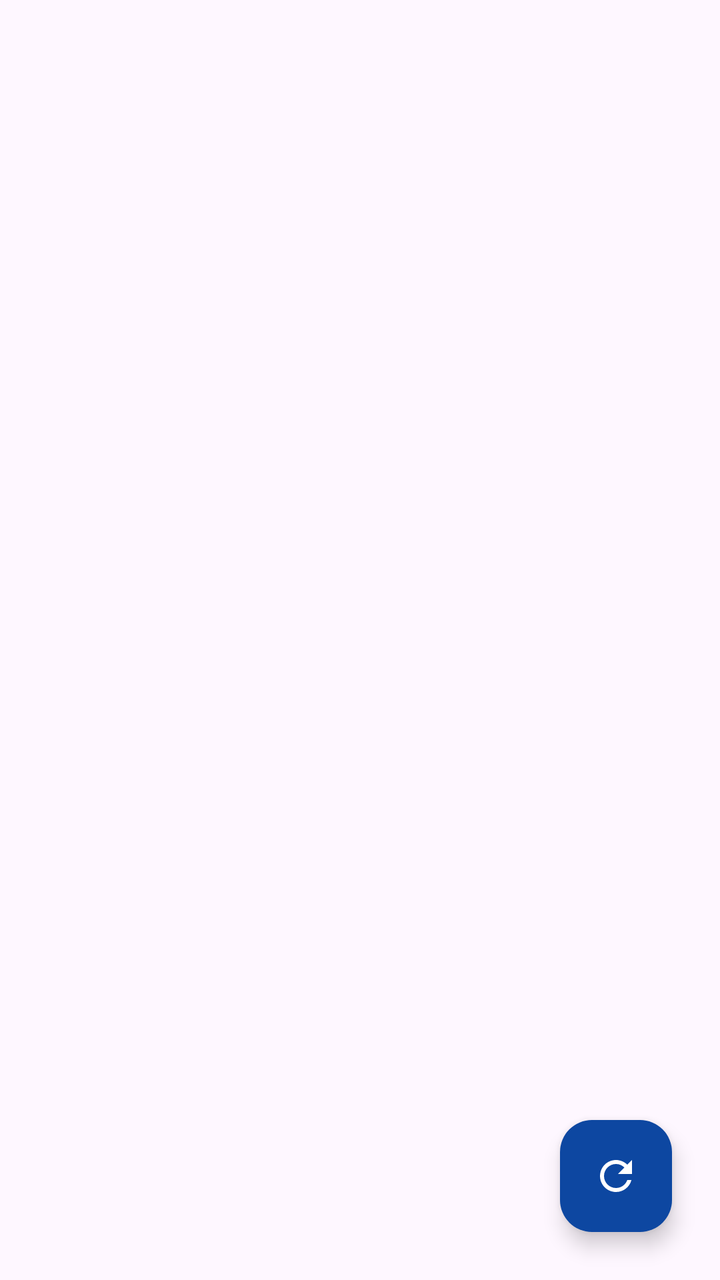
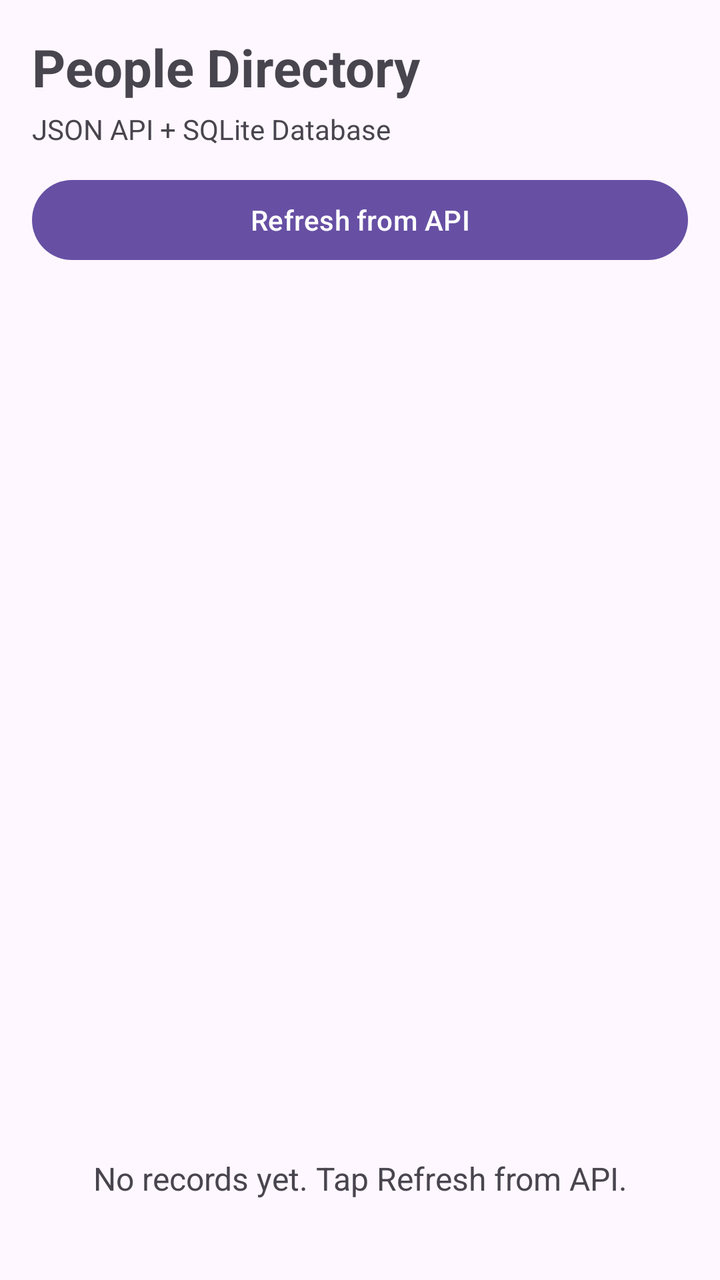

Two renders of the same Android screen: before a commit and after it. Below are the layout's source before the change and the commit's diff.
<!-- AndroidManifest.xml: application theme Theme.Mad_24012011013_PRACTICAL7 -->
<!-- res/layout/activity_main.xml -->
<?xml version="1.0" encoding="utf-8"?>
<RelativeLayout xmlns:android="http://schemas.android.com/apk/res/android"
    xmlns:app="http://schemas.android.com/apk/res-auto"
    android:id="@+id/main"
    android:layout_width="match_parent"
    android:layout_height="match_parent">

    <androidx.recyclerview.widget.RecyclerView
        android:id="@+id/recycler_view"
        android:layout_width="match_parent"
        android:layout_height="match_parent"
        android:clipToPadding="false"
        android:paddingBottom="80dp" />

    <com.google.android.material.floatingactionbutton.FloatingActionButton
        android:id="@+id/btn_refresh"
        android:layout_width="wrap_content"
        android:layout_height="wrap_content"
        android:layout_alignParentEnd="true"
        android:layout_alignParentBottom="true"
        android:layout_margin="24dp"
        android:contentDescription="@string/app_name"
        android:src="@drawable/ic_refresh"
        app:backgroundTint="#0D47A1"
        app:tint="#FFFFFF" />

</RelativeLayout>
<!-- resources referenced by this layout -->
<resources>
  <!-- drawable ic_refresh (drawable) -->
  <vector xmlns:android="http://schemas.android.com/apk/res/android"
      android:width="24dp"
      android:height="24dp"
      android:viewportWidth="24"
      android:viewportHeight="24">
      <path
          android:fillColor="#FFFFFFFF"
          android:pathData="M17.65,6.35C16.2,4.9 14.21,4 12,4c-4.42,0 -7.99,3.58 -7.99,8s3.57,8 7.99,8c3.73,0 6.84,-2.55 7.73,-6h-2.08c-0.82,2.33 -3.04,4 -5.65,4 -3.31,0 -6,-2.69 -6,-6s2.69,-6 6,-6c1.66,0 3.14,0.69 4.22,1.78L13,11h7V4l-2.35,2.35z" />
  </vector>
  <string name="app_name">Mad_24012011013_PRACTICAL7</string>
  <style name="Theme.Mad_24012011013_PRACTICAL7" parent="Base.Theme.Mad_24012011013_PRACTICAL7" />
  <style name="Base.Theme.Mad_24012011013_PRACTICAL7" parent="Theme.Material3.DayNight.NoActionBar">
          
          
      </style>
</resources>

<!-- the commit's change to res/layout/activity_main.xml (unified diff, before → after) -->
@@ -1,27 +1,51 @@
 <?xml version="1.0" encoding="utf-8"?>
-<RelativeLayout xmlns:android="http://schemas.android.com/apk/res/android"
-    xmlns:app="http://schemas.android.com/apk/res-auto"
-    android:id="@+id/main"
+<LinearLayout xmlns:android="http://schemas.android.com/apk/res/android"
     android:layout_width="match_parent"
-    android:layout_height="match_parent">
+    android:layout_height="match_parent"
+    android:orientation="vertical"
+    android:padding="16dp">
 
-    <androidx.recyclerview.widget.RecyclerView
-        android:id="@+id/recycler_view"
+    <TextView
         android:layout_width="match_parent"
-        android:layout_height="match_parent"
-        android:clipToPadding="false"
-        android:paddingBottom="80dp" />
+        android:layout_height="wrap_content"
+        android:text="People Directory"
+        android:textSize="26sp"
+        android:textStyle="bold"
+        android:paddingBottom="4dp" />
 
-    <com.google.android.material.floatingactionbutton.FloatingActionButton
-        android:id="@+id/btn_refresh"
+    <TextView
+        android:layout_width="match_parent"
+        android:layout_height="wrap_content"
+        android:text="JSON API + SQLite Database"
+        android:textSize="14sp"
+        android:paddingBottom="12dp" />
+
+    <Button
+        android:id="@+id/refreshButton"
+        android:layout_width="match_parent"
+        android:layout_height="wrap_content"
+        android:text="Refresh from API" />
+
+    <ProgressBar
+        android:id="@+id/progressBar"
         android:layout_width="wrap_content"
         android:layout_height="wrap_content"
-        android:layout_alignParentEnd="true"
-        android:layout_alignParentBottom="true"
-        android:layout_margin="24dp"
-        android:contentDescription="@string/app_name"
-        android:src="@drawable/ic_refresh"
-        app:backgroundTint="#0D47A1"
-        app:tint="#FFFFFF" />
+        android:layout_gravity="center_horizontal"
+        android:visibility="gone" />
 
-</RelativeLayout>
+    <ListView
+        android:id="@+id/peopleList"
+        android:layout_width="match_parent"
+        android:layout_height="0dp"
+        android:layout_weight="1"
+        android:dividerHeight="8dp" />
+
+    <TextView
+        android:id="@+id/emptyText"
+        android:layout_width="match_parent"
+        android:layout_height="wrap_content"
+        android:gravity="center"
+        android:text="No records yet. Tap Refresh from API."
+        android:textSize="16sp"
+        android:padding="24dp" />
+</LinearLayout>
<!-- resource entries referenced after the edit -->
@@ -1,16 +1,5 @@
 <!-- resources referenced by this layout -->
 <resources>
-  <!-- drawable ic_refresh (drawable) -->
-  <vector xmlns:android="http://schemas.android.com/apk/res/android"
-      android:width="24dp"
-      android:height="24dp"
-      android:viewportWidth="24"
-      android:viewportHeight="24">
-      <path
-          android:fillColor="#FFFFFFFF"
-          android:pathData="M17.65,6.35C16.2,4.9 14.21,4 12,4c-4.42,0 -7.99,3.58 -7.99,8s3.57,8 7.99,8c3.73,0 6.84,-2.55 7.73,-6h-2.08c-0.82,2.33 -3.04,4 -5.65,4 -3.31,0 -6,-2.69 -6,-6s2.69,-6 6,-6c1.66,0 3.14,0.69 4.22,1.78L13,11h7V4l-2.35,2.35z" />
-  </vector>
-  <string name="app_name">Mad_24012011013_PRACTICAL7</string>
   <style name="Theme.Mad_24012011013_PRACTICAL7" parent="Base.Theme.Mad_24012011013_PRACTICAL7" />
   <style name="Base.Theme.Mad_24012011013_PRACTICAL7" parent="Theme.Material3.DayNight.NoActionBar">
           
